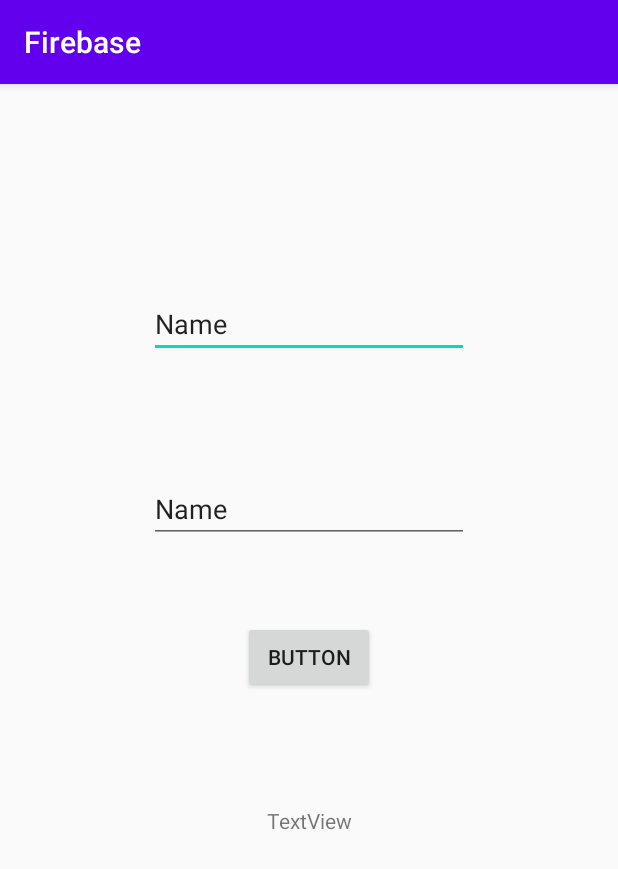
After one commit to UNImakeup/Firebase, an Android app: the MainActivity2 screen opened directly, with no data from a screen before it, on a phone screen of 412 x 824 dp. The commit adds this screen. Shown: the top 869 px of the screen. Run offline under Robolectric (Android 15) with nearby library versions, the phone set to English and light mode, and no system bars.

Commit message:
Tilføjet login skærm. Skal være fragmenter, i rigtige app, men skal lige tjekke login og lave session agtig ting

```diff
--- a/app/build.gradle
+++ b/app/build.gradle
@@ -28,6 +28,9 @@ dependencies {
     implementation 'androidx.appcompat:appcompat:1.2.0'
     implementation 'androidx.constraintlayout:constraintlayout:2.0.4'
     implementation 'com.google.firebase:firebase-database:16.0.4'
+    implementation 'com.google.android.material:material:1.2.1'
+    implementation 'androidx.annotation:annotation:1.1.0'
+    implementation 'androidx.lifecycle:lifecycle-extensions:2.2.0'
     testImplementation 'junit:junit:4.12'
     androidTestImplementation 'androidx.test.ext:junit:1.1.2'
     androidTestImplementation 'androidx.test.espresso:espresso-core:3.3.0'
--- a/app/src/main/AndroidManifest.xml
+++ b/app/src/main/AndroidManifest.xml
@@ -9,6 +9,10 @@
         android:roundIcon="@mipmap/ic_launcher_round"
         android:supportsRtl="true"
         android:theme="@style/AppTheme">
+        <activity android:name=".MainActivity2"></activity>
+        <activity
+            android:name=".ui.login.LoginActivity"
+            android:label="@string/title_activity_login"></activity>
         <activity android:name=".MainActivity">
             <intent-filter>
                 <action android:name="android.intent.action.MAIN" />
--- /dev/null
+++ b/app/src/main/java/com/example/firebase/MainActivity2.java
@@ -0,0 +1,37 @@
+package com.example.firebase;
+
+import androidx.appcompat.app.AppCompatActivity;
+
+import android.os.Bundle;
+import android.view.View;
+import android.widget.Button;
+import android.widget.EditText;
+import android.widget.TextView;
+
+public class MainActivity2 extends AppCompatActivity {
+
+    @Override
+    protected void onCreate(Bundle savedInstanceState) {
+        super.onCreate(savedInstanceState);
+        setContentView(R.layout.activity_main2);
+
+        EditText userName = findViewById(R.id.editTextTextPersonName2);
+
+        EditText password = findViewById(R.id.editTextTextPersonName4);
+        Button login = findViewById(R.id.button);
+
+        final TextView display = findViewById(R.id.textView);
+
+        login.setOnClickListener(new View.OnClickListener() {
+            @Override
+            public void onClick(View view) {
+                //Tjek om brugernavn og kode stemmer overens.
+                //Bare se om den med child der er brugernavn har child med det password. Så bare sige username eller password forkert og ellers sig, velkommen + username
+                display.setText("you have attempted a login.");
+
+            }
+        });
+
+
+    }
+}
--- /dev/null
+++ b/app/src/main/res/layout/activity_main2.xml
@@ -0,0 +1,52 @@
+<?xml version="1.0" encoding="utf-8"?>
+<androidx.constraintlayout.widget.ConstraintLayout xmlns:android="http://schemas.android.com/apk/res/android"
+    xmlns:app="http://schemas.android.com/apk/res-auto"
+    xmlns:tools="http://schemas.android.com/tools"
+    android:layout_width="match_parent"
+    android:layout_height="match_parent"
+    tools:context=".MainActivity2">
+
+    <EditText
+        android:id="@+id/editTextTextPersonName2"
+        android:layout_width="wrap_content"
+        android:layout_height="wrap_content"
+        android:layout_marginTop="137dp"
+        android:ems="10"
+        android:inputType="textPersonName"
+        android:text="Name"
+        app:layout_constraintEnd_toEndOf="parent"
+        app:layout_constraintStart_toStartOf="parent"
+        app:layout_constraintTop_toTopOf="parent" />
+
+    <EditText
+        android:id="@+id/editTextTextPersonName4"
+        android:layout_width="wrap_content"
+        android:layout_height="wrap_content"
+        android:layout_marginTop="78dp"
+        android:ems="10"
+        android:inputType="textPersonName"
+        android:text="Name"
+        app:layout_constraintEnd_toEndOf="parent"
+        app:layout_constraintStart_toStartOf="parent"
+        app:layout_constraintTop_toBottomOf="@+id/editTextTextPersonName2" />
+
+    <Button
+        android:id="@+id/button"
+        android:layout_width="wrap_content"
+        android:layout_height="wrap_content"
+        android:layout_marginTop="52dp"
+        android:text="Button"
+        app:layout_constraintEnd_toEndOf="parent"
+        app:layout_constraintStart_toStartOf="parent"
+        app:layout_constraintTop_toBottomOf="@+id/editTextTextPersonName4" />
+
+    <TextView
+        android:id="@+id/textView"
+        android:layout_width="wrap_content"
+        android:layout_height="wrap_content"
+        android:layout_marginTop="75dp"
+        android:text="TextView"
+        app:layout_constraintEnd_toEndOf="parent"
+        app:layout_constraintStart_toStartOf="parent"
+        app:layout_constraintTop_toBottomOf="@+id/button" />
+</androidx.constraintlayout.widget.ConstraintLayout>
--- /dev/null
+++ b/app/src/main/res/values/dimens.xml
@@ -0,0 +1,5 @@
+<resources>
+    <!-- Default screen margins, per the Android Design guidelines. -->
+ <dimen name="activity_horizontal_margin">16dp</dimen>
+ <dimen name="activity_vertical_margin">16dp</dimen>
+</resources>
```
Also changed, not shown: app/src/main/java/com/example/firebase/MainActivity.java (+15 -0 lines), app/src/main/res/layout/activity_login.xml (added, +77 -0 lines), app/src/main/res/layout/activity_main.xml (+11 -0 lines), app/src/main/res/values/strings.xml (+10 -0 lines).
